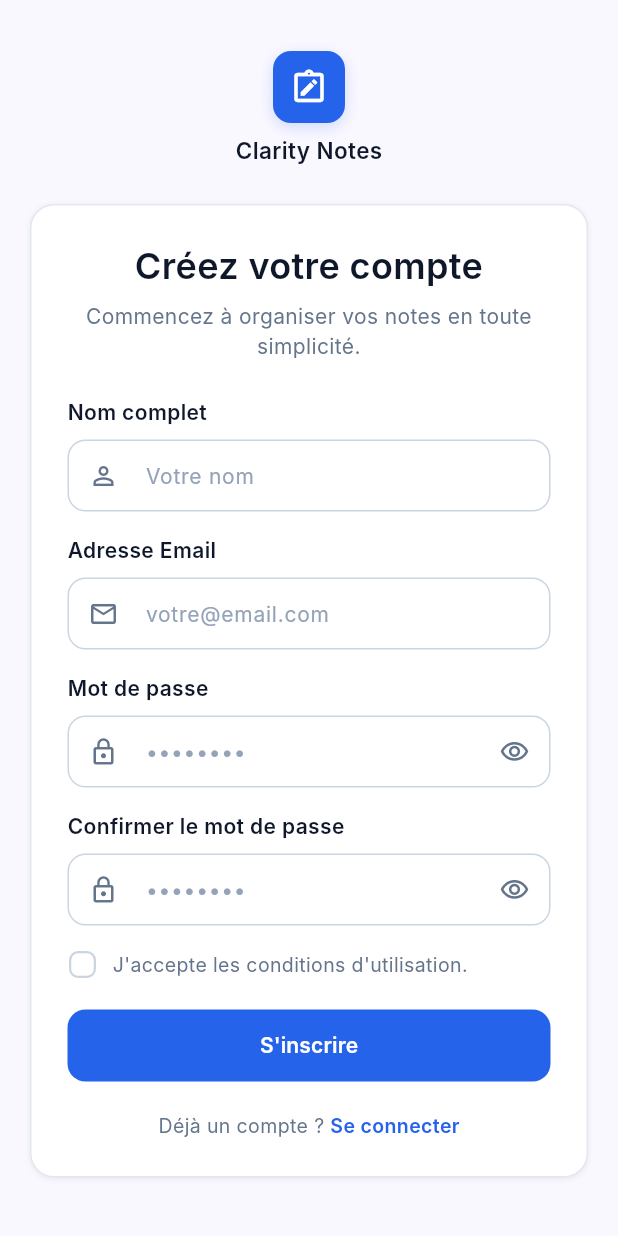
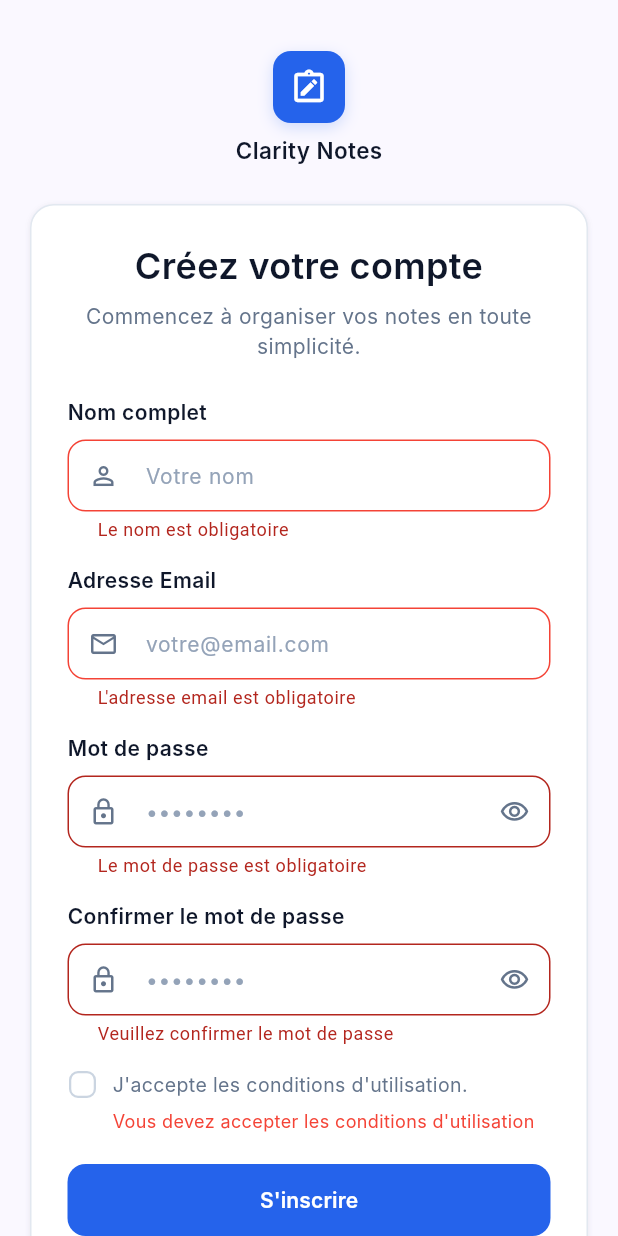
Before and after one commit to Drizain2/noteflow, a Flutter app: the screen it shows after launch, after a tap on "S'inscrire", on a phone screen of 412 x 824 dp. Run offline on Flutter 3.47's test engine with Material 3 defaults, Android fonts, the phone set to English and light mode, and no system bars; Roboto replaces fonts that are missing (Inter).

```diff
--- a/lib/screens/auth/register_screen.dart
+++ b/lib/screens/auth/register_screen.dart
@@ -24,6 +24,23 @@ class _RegisterScreenState extends State<RegisterScreen> {
   bool _isPasswordVisible = false;
   bool _isConfirmPasswordVisible = false;
   bool _acceptedTerms = false;
+  String? _termsError;
+
+  bool _validateTerms() {
+    if (!_acceptedTerms) {
+      setState(() {
+        _termsError = "Vous devez accepter les conditions d'utilisation";
+      });
+
+      return false;
+    }
+
+    setState(() {
+      _termsError = null;
+    });
+
+    return true;
+  }
   // ============================================================
   // DESIGN TOKENS — CLARITY NOTES
   // ============================================================
@@ -174,6 +191,21 @@ class _RegisterScreenState extends State<RegisterScreen> {
               hintText: 'votre@email.com',
               prefixIcon: Icons.email_outlined,
               keyboardType: TextInputType.emailAddress,
+              validator: (value) {
+                if (value == null || value.trim().isEmpty) {
+                  return "L'adresse email est obligatoire";
+                }
+
+                final email = value.trim();
+
+                final emailRegex = RegExp(r'^[^@\s]+@[^@\s]+\.[^@\s]+$');
+
+                if (!emailRegex.hasMatch(email)) {
+                  return 'Veuillez saisir une adresse email valide';
+                }
+
+                return null;
+              },
             ),
             const SizedBox(height: 16),
             // MOT DE PASSE
@@ -187,6 +219,17 @@ class _RegisterScreenState extends State<RegisterScreen> {
                   _isPasswordVisible = !_isPasswordVisible;
                 });
               },
+              validator: (value) {
+                if (value == null || value.isEmpty) {
+                  return 'Le mot de passe est obligatoire';
+                }
+
+                if (value.length < 6) {
+                  return 'Le mot de passe doit contenir au moins 6 caractères';
+                }
+
+                return null;
+              },
             ),
             const SizedBox(height: 16),
             // CONFIRMATION
@@ -199,6 +242,17 @@ class _RegisterScreenState extends State<RegisterScreen> {
                 setState(() {
                   _isConfirmPasswordVisible = !_isConfirmPasswordVisible;
                 });
+              },
+              validator: (value) {
+                if (value == null || value.isEmpty) {
+                  return 'Veuillez confirmer le mot de passe';
+                }
+
+                if (value != _passwordController.text) {
+                  return 'Les mots de passe ne correspondent pas';
+                }
+
+                return null;
               },
             ),
             const SizedBox(height: 16),
@@ -233,43 +287,59 @@ class _RegisterScreenState extends State<RegisterScreen> {
     TextInputType? keyboardType,
     String? Function(String?)? validator,
   }) {
-    return SizedBox(
-      height: 48,
-      child: TextFormField(
+    return TextFormField(
       controller: controller,
       keyboardType: keyboardType,
       validator: validator,
+
       style: const TextStyle(
         fontFamily: 'Inter',
         fontSize: 14,
         color: textColor,
       ),
+
       decoration: InputDecoration(
         hintText: hintText,
+
         hintStyle: const TextStyle(
           fontFamily: 'Inter',
           fontSize: 14,
           color: placeholderColor,
         ),
+
         prefixIcon: Icon(prefixIcon, size: 20, color: secondaryTextColor),
+
         filled: true,
         fillColor: surfaceColor,
+
         contentPadding: const EdgeInsets.symmetric(
           horizontal: 16,
           vertical: 12,
         ),
+
         border: OutlineInputBorder(
           borderRadius: BorderRadius.circular(12),
           borderSide: const BorderSide(color: inputBorderColor, width: 1),
         ),
+
         enabledBorder: OutlineInputBorder(
           borderRadius: BorderRadius.circular(12),
           borderSide: const BorderSide(color: inputBorderColor, width: 1),
         ),
+
         focusedBorder: OutlineInputBorder(
           borderRadius: BorderRadius.circular(12),
           borderSide: const BorderSide(color: primaryColor, width: 1),
         ),
+
+        errorBorder: OutlineInputBorder(
+          borderRadius: BorderRadius.circular(12),
+          borderSide: const BorderSide(color: Colors.red, width: 1),
+        ),
+
+        focusedErrorBorder: OutlineInputBorder(
+          borderRadius: BorderRadius.circular(12),
+          borderSide: const BorderSide(color: Colors.red, width: 1),
         ),
       ),
     );
@@ -279,15 +349,12 @@ class _RegisterScreenState extends State<RegisterScreen> {
     required TextEditingController controller,
     required bool isVisible,
     required VoidCallback onVisibilityChanged,
+    String? Function(String?)? validator,
   }) {
-    return SizedBox(
-      height: 48,
-      child: TextField(
+    return TextFormField(
       controller: controller,
-
-        // true  = mot de passe caché
-        // false = mot de passe visible
       obscureText: !isVisible,
+      validator: validator,
 
       style: const TextStyle(
         fontFamily: 'Inter',
@@ -345,12 +412,14 @@ class _RegisterScreenState extends State<RegisterScreen> {
           borderSide: const BorderSide(color: primaryColor, width: 1),
         ),
       ),
-      ),
     );
   }
 
   Widget _buildTermsCheckbox() {
-    return Row(
+    return Column(
+      crossAxisAlignment: CrossAxisAlignment.start,
+      children: [
+        Row(
           crossAxisAlignment: CrossAxisAlignment.center,
           children: [
             SizedBox(
@@ -362,6 +431,12 @@ class _RegisterScreenState extends State<RegisterScreen> {
                 onChanged: (value) {
                   setState(() {
                     _acceptedTerms = value ?? false;
+
+                    // Si l'utilisateur coche la case,
+                    // on supprime immédiatement l'erreur.
+                    if (_acceptedTerms) {
+                      _termsError = null;
+                    }
                   });
                 },
 
@@ -392,6 +467,24 @@ class _RegisterScreenState extends State<RegisterScreen> {
               ),
             ),
           ],
+        ),
+
+        if (_termsError != null) ...[
+          const SizedBox(height: 6),
+
+          Padding(
+            padding: const EdgeInsets.only(left: 30),
+            child: Text(
+              _termsError!,
+              style: const TextStyle(
+                fontFamily: 'Inter',
+                fontSize: 12,
+                color: Colors.red,
+              ),
+            ),
+          ),
+        ],
+      ],
     );
   }
 
@@ -401,13 +494,17 @@ class _RegisterScreenState extends State<RegisterScreen> {
       height: 48,
       child: ElevatedButton(
         onPressed: () {
-          print('Nom : ${_nameController.text}');
-          print('Email : ${_emailController.text}');
-          print('Mot de passe : ${_passwordController.text}');
-          print(
-            'Confirmation : '
-            '${_confirmPasswordController.text}',
-          );
+          final formIsValid = _formKey.currentState!.validate();
+
+          final termsAreValid = _validateTerms();
+
+          final isValid = formIsValid && termsAreValid;
+
+          print('Formulaire valide : $isValid');
+
+          if (isValid) {
+            print('Tout est valide !');
+          }
         },
         style: ElevatedButton.styleFrom(
           backgroundColor: primaryColor,
--- a/pubspec.yaml
+++ b/pubspec.yaml
@@ -9,6 +9,8 @@ environment:
 dependencies:
   flutter:
     sdk: flutter
+  path: ^1.9.1
+  sqflite: ^2.4.4
 
 dev_dependencies:
   flutter_test:
```
Also changed, not shown: pubspec.lock, 1 other file. Lines whose indentation alone changed are shown as unchanged.
